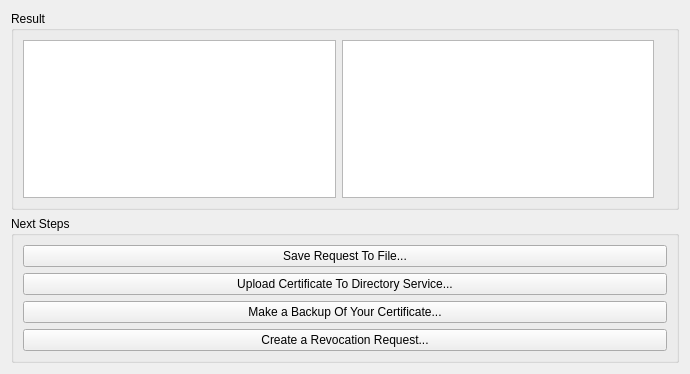
Old version of the form newcertificatewizard/resultpage.ui in the repository sensama/kleopatra.
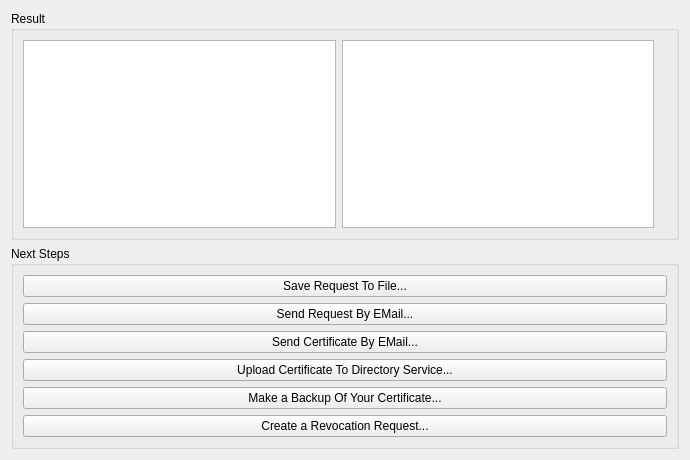
New version of the form. Custom widgets are drawn as their Qt base class.

Commit message: More useful tasks after key creation.

```diff
--- a/newcertificatewizard/resultpage.ui
+++ b/newcertificatewizard/resultpage.ui
@@ -6,7 +6,7 @@
     <x>0</x>
     <y>0</y>
     <width>690</width>
-    <height>374</height>
+    <height>460</height>
    </rect>
   </property>
   <property name="title" >
@@ -54,6 +54,20 @@
         </property>
        </widget>
       </item>
+      <item>
+       <widget class="QPushButton" name="sendRequestByEMailPB" >
+        <property name="text" >
+         <string>Send Request By EMail...</string>
+        </property>
+       </widget>
+      </item>
+      <item>
+       <widget class="QPushButton" name="sendCertificateByEMailPB" >
+        <property name="text" >
+         <string>Send Certificate By EMail...</string>
+        </property>
+       </widget>
+      </item>
       <item>
        <widget class="QPushButton" name="uploadToKeyserverPB" >
         <property name="text" >
```
